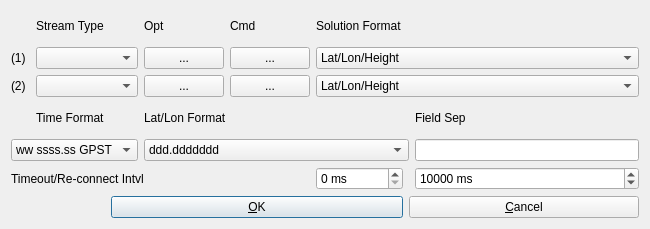
This is app/qtapp/rtkplot_qt/conndlg.ui in lhuisman/myRTKLIB as Qt 5 draws it before an edit. The edited form follows.
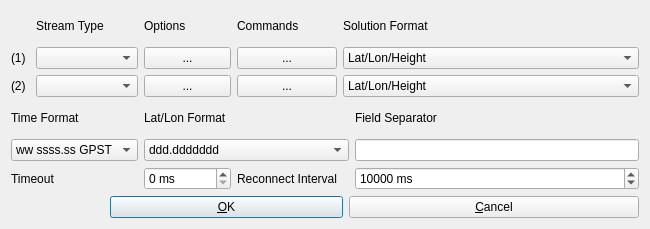
This is the edited form.

```diff
--- a/app/qtapp/rtkplot_qt/conndlg.ui
+++ b/app/qtapp/rtkplot_qt/conndlg.ui
@@ -169,7 +169,7 @@
       <string/>
      </property>
      <property name="text">
-      <string>Opt</string>
+      <string>Options</string>
      </property>
     </widget>
    </item>
@@ -179,7 +179,7 @@
       <string/>
      </property>
      <property name="text">
-      <string>Cmd</string>
+      <string>Commands</string>
      </property>
     </widget>
    </item>
@@ -255,16 +255,6 @@
      </item>
     </widget>
    </item>
-   <item row="3" column="1">
-    <widget class="QLabel" name="Label5">
-     <property name="toolTip">
-      <string/>
-     </property>
-     <property name="text">
-      <string>Time Format</string>
-     </property>
-    </widget>
-   </item>
    <item row="3" column="3" colspan="4">
     <widget class="QLabel" name="Label6">
      <property name="toolTip">
@@ -281,7 +271,7 @@
       <string/>
      </property>
      <property name="text">
-      <string>Field Sep</string>
+      <string>Field Separator</string>
      </property>
     </widget>
    </item>
@@ -332,17 +322,7 @@
    <item row="4" column="7">
     <widget class="QLineEdit" name="lEFieldSeperator">
      <property name="toolTip">
-      <string/>
-     </property>
-    </widget>
-   </item>
-   <item row="6" column="0" colspan="5">
-    <widget class="QLabel" name="Label8">
-     <property name="toolTip">
-      <string/>
-     </property>
-     <property name="text">
-      <string>Timeout/Re-connect Intvl</string>
+      <string>Field separator used in data stream</string>
      </property>
     </widget>
    </item>
@@ -372,16 +352,6 @@
      </property>
     </widget>
    </item>
-   <item row="6" column="5">
-    <widget class="QSpinBox" name="sBTimeoutTime">
-     <property name="suffix">
-      <string> ms</string>
-     </property>
-     <property name="maximum">
-      <number>1000000</number>
-     </property>
-    </widget>
-   </item>
    <item row="6" column="7">
     <widget class="QSpinBox" name="sBReconnectTime">
      <property name="suffix">
@@ -395,6 +365,46 @@
      </property>
     </widget>
    </item>
+   <item row="6" column="0" colspan="3">
+    <widget class="QLabel" name="lblTimeout">
+     <property name="toolTip">
+      <string/>
+     </property>
+     <property name="text">
+      <string>Timeout</string>
+     </property>
+    </widget>
+   </item>
+   <item row="6" column="3">
+    <widget class="QSpinBox" name="sBTimeoutTime">
+     <property name="toolTip">
+      <string>Timeout to detect inactivity</string>
+     </property>
+     <property name="suffix">
+      <string> ms</string>
+     </property>
+     <property name="maximum">
+      <number>1000000</number>
+     </property>
+    </widget>
+   </item>
+   <item row="6" column="4">
+    <widget class="QLabel" name="lblReconnect">
+     <property name="text">
+      <string>Reconnect Interval</string>
+     </property>
+    </widget>
+   </item>
+   <item row="3" column="0" colspan="2">
+    <widget class="QLabel" name="lblTimeFormat">
+     <property name="toolTip">
+      <string/>
+     </property>
+     <property name="text">
+      <string>Time Format</string>
+     </property>
+    </widget>
+   </item>
   </layout>
  </widget>
  <tabstops>
```
Left out of the diff: 28 changed lines with no effect on the pictures.
